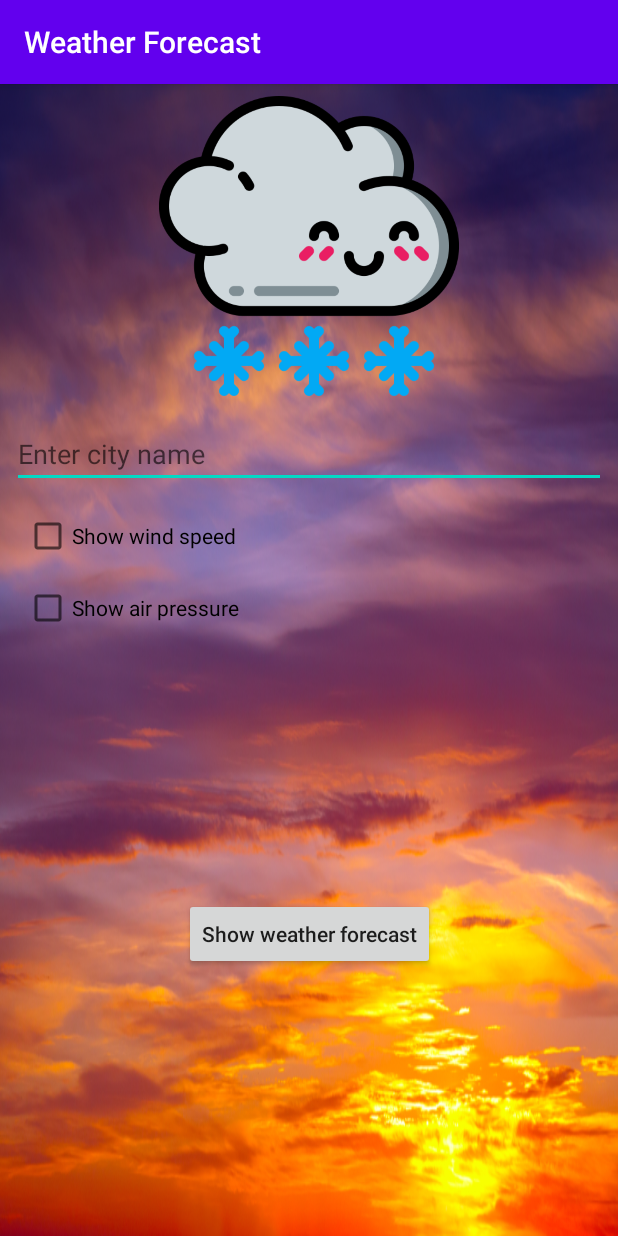
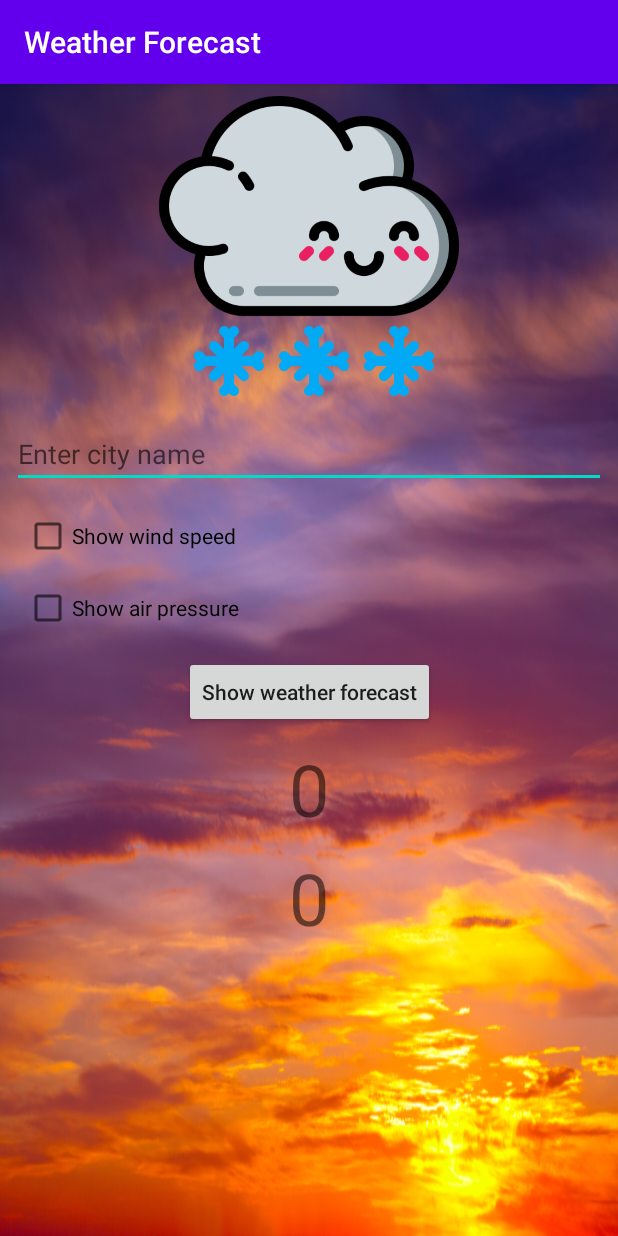
Before and after one commit to tenstyle/Android_2020_1, an Android app: the screen it shows after launch (MainActivity), on a phone screen of 412 x 824 dp. Run offline under Robolectric (Android 15) with nearby library versions, the phone set to English and light mode, and no system bars.

Commit message:
Готовое домашнее задание к 3 уроку. Сделал вывод оповещений о жизни активити в лог и всплывающие сообщения. Сделал временное сохранение TextView через синглтон.

```diff
--- a/app/src/main/java/ru/tenstyle/weatherforecast/MainActivity.java
+++ b/app/src/main/java/ru/tenstyle/weatherforecast/MainActivity.java
@@ -1,20 +1,16 @@
 package ru.tenstyle.weatherforecast;
 
-import androidx.appcompat.app.AppCompatActivity;
-
 import android.os.Bundle;
-import android.os.Handler;
+import android.util.Log;
 import android.view.View;
-import android.view.ViewGroup;
-import android.view.animation.AlphaAnimation;
-import android.view.animation.Animation;
-import android.view.animation.AnimationUtils;
 import android.widget.ArrayAdapter;
 import android.widget.AutoCompleteTextView;
-import android.widget.ImageSwitcher;
-import android.widget.ImageView;
-import android.widget.LinearLayout;
-import android.widget.ViewSwitcher;
+import android.widget.Button;
+import android.widget.TextView;
+import android.widget.Toast;
+
+import androidx.annotation.NonNull;
+import androidx.appcompat.app.AppCompatActivity;
 
 import java.util.Arrays;
 import java.util.List;
@@ -26,8 +22,36 @@ public class MainActivity extends AppCompatActivity {
         super.onCreate(savedInstanceState);
         setContentView(R.layout.activity_main);
 
+        initViews();
+
+        Log.d("myLog", "onCreate()");
+        Toast.makeText(getApplicationContext(), "onCreate()", Toast.LENGTH_SHORT).show();
+
+        // Временный код для проверки сохранения данных при смене ориентации экрана
+
+        temporarySavingState();
+
+    }
+
+    private void temporarySavingState() {
+        final TextView textCounter = findViewById(R.id.textCounter);
+        final TextView textCounter2 = findViewById(R.id.textCounter2);
+        final Singleton presenter = Singleton.getInstance();
+        textCounter.setText(((Integer)presenter.getCounter()).toString());
+        textCounter2.setText(((Integer)presenter.getCounter2()).toString());
+        Button button = findViewById(R.id.button);
+        button.setOnClickListener(new View.OnClickListener() {      // Обработка нажатий
+            @Override
+            public void onClick(View v) {
+                presenter.incrementCounter();
+                textCounter.setText(((Integer)presenter.getCounter()).toString());
+                textCounter2.setText(((Integer)presenter.getCounter2()).toString());
+            }
+        });
+    }
+
+    private void initViews() {
         AutoCompleteTextView autoCompleteTextView = findViewById(R.id.autoCompleteTextView);
-
         String[] cities = getResources().getStringArray(R.array.cities);
         List<String> catList = Arrays.asList(cities);
         ArrayAdapter<String> adapter = new ArrayAdapter<>(
@@ -35,4 +59,61 @@ public class MainActivity extends AppCompatActivity {
         autoCompleteTextView.setAdapter(adapter);
     }
 
+    @Override
+    protected void onStart() {
+        super.onStart();
+        Log.d("myLog", "onStart()");
+        Toast.makeText(getApplicationContext(), "onStart()", Toast.LENGTH_SHORT).show();
+    }
+
+    @Override
+    protected void onRestoreInstanceState(@NonNull Bundle saveInstanceState) {
+        super.onRestoreInstanceState(saveInstanceState);
+        Log.d("myLog", "onRestoreInstanceState()");
+        Toast.makeText(getApplicationContext(), "onRestoreInstanceState()",
+                Toast.LENGTH_SHORT).show();
+    }
+
+    @Override
+    protected void onResume() {
+        super.onResume();
+        Log.d("myLog", "onResume()");
+        Toast.makeText(getApplicationContext(), "onResume()", Toast.LENGTH_SHORT).show();
+    }
+
+    @Override
+    protected void onPause() {
+        super.onPause();
+        Log.d("myLog", "onPause()");
+        Toast.makeText(getApplicationContext(), "onPause()", Toast.LENGTH_SHORT).show();
+    }
+
+    @Override
+    protected void onSaveInstanceState(@NonNull Bundle saveInstanceState) {
+        super.onSaveInstanceState(saveInstanceState);
+        Log.d("myLog", "onSaveInstanceState()");
+        Toast.makeText(getApplicationContext(), "onSaveInstanceState()",
+                Toast.LENGTH_SHORT).show();
+    }
+
+    @Override
+    protected void onStop() {
+        super.onStop();
+        Log.d("myLog", "onStop()");
+        Toast.makeText(getApplicationContext(), "onStop()", Toast.LENGTH_SHORT).show();
+    }
+
+    @Override
+    protected void onRestart() {
+        super.onRestart();
+        Log.d("myLog", "onRestart()");
+        Toast.makeText(getApplicationContext(), "onRestart()", Toast.LENGTH_SHORT).show();
+    }
+
+    @Override
+    protected void onDestroy() {
+        super.onDestroy();
+        Log.d("myLog", "onDestroy()");
+        Toast.makeText(getApplicationContext(), "onDestroy()", Toast.LENGTH_SHORT).show();
+    }
 }
--- /dev/null
+++ b/app/src/main/java/ru/tenstyle/weatherforecast/Singleton.java
@@ -0,0 +1,36 @@
+package ru.tenstyle.weatherforecast;
+
+public final class Singleton {
+
+    private static Singleton instance = null;
+    private static final Object syncObject = new Object();
+    private int counter;
+    private int counter2;
+
+    private Singleton() {
+        counter = 0;
+        counter2 = 0;
+    }
+
+    public void incrementCounter() {
+        counter++;
+        counter2 = counter2 + 11;
+    }
+
+    public int getCounter() {
+        return counter;
+    }
+
+    public int getCounter2() {
+        return counter2;
+    }
+
+    public static Singleton getInstance() {
+        synchronized (syncObject) {
+            if (instance == null) {
+                instance = new Singleton();
+            }
+            return instance;
+        }
+    }
+}
--- a/app/src/main/res/layout/activity_main.xml
+++ b/app/src/main/res/layout/activity_main.xml
@@ -1,11 +1,15 @@
 <?xml version="1.0" encoding="utf-8"?>
-<androidx.constraintlayout.widget.ConstraintLayout xmlns:android="http://schemas.android.com/apk/res/android"
+<androidx.core.widget.NestedScrollView xmlns:android="http://schemas.android.com/apk/res/android"
     xmlns:app="http://schemas.android.com/apk/res-auto"
     xmlns:tools="http://schemas.android.com/tools"
     android:layout_width="match_parent"
     android:layout_height="match_parent"
     android:background="@drawable/dawn"
     tools:context=".MainActivity">
+
+    <androidx.constraintlayout.widget.ConstraintLayout
+        android:layout_width="match_parent"
+        android:layout_height="match_parent">
 
         <ViewFlipper
             android:id="@+id/viewFlipper"
@@ -104,10 +108,32 @@
             android:id="@+id/button"
             android:layout_width="wrap_content"
             android:layout_height="wrap_content"
+            android:layout_marginTop="16dp"
             android:text="@string/show_weather_forecast"
             android:textAllCaps="false"
-        app:layout_constraintBottom_toBottomOf="parent"
             app:layout_constraintEnd_toEndOf="parent"
             app:layout_constraintStart_toStartOf="parent"
             app:layout_constraintTop_toBottomOf="@+id/checkBox2" />
+
+        <TextView
+            android:id="@+id/textCounter"
+            android:layout_width="wrap_content"
+            android:layout_height="wrap_content"
+            android:layout_marginTop="8dp"
+            android:textSize="48sp"
+            app:layout_constraintEnd_toEndOf="parent"
+            app:layout_constraintStart_toStartOf="parent"
+            app:layout_constraintTop_toBottomOf="@+id/button" />
+
+        <TextView
+            android:id="@+id/textCounter2"
+            android:layout_width="wrap_content"
+            android:layout_height="wrap_content"
+            android:layout_marginTop="8dp"
+            android:textSize="48sp"
+            app:layout_constraintEnd_toEndOf="parent"
+            app:layout_constraintStart_toStartOf="parent"
+            app:layout_constraintTop_toBottomOf="@+id/textCounter" />
+
     </androidx.constraintlayout.widget.ConstraintLayout>
+</androidx.core.widget.NestedScrollView>
```
Also changed, not shown: app/src/main/res/layout/activity_forecast.xml (+7 -1 lines). Lines whose indentation alone changed are shown as unchanged.
